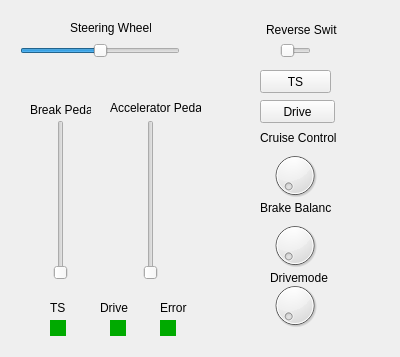
MoritLa/test, file cockpitscreen.ui: the form before one commit.
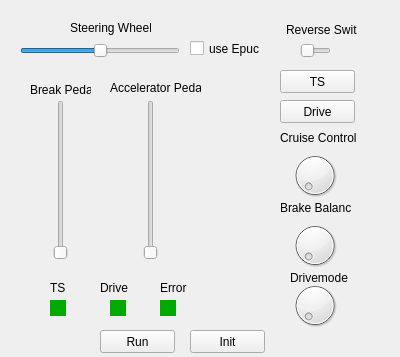
The form after the commit.

Commit message: Version 1.9: Simulation, communication to and from Epuck implemented

What changed in the file:
```diff
--- a/cockpitscreen.ui
+++ b/cockpitscreen.ui
@@ -46,7 +46,7 @@
    <property name="geometry">
     <rect>
      <x>50</x>
-     <y>120</y>
+     <y>100</y>
      <width>22</width>
      <height>160</height>
     </rect>
@@ -59,7 +59,7 @@
    <property name="geometry">
     <rect>
      <x>140</x>
-     <y>120</y>
+     <y>100</y>
      <width>22</width>
      <height>160</height>
     </rect>
@@ -72,7 +72,7 @@
    <property name="geometry">
     <rect>
      <x>30</x>
-     <y>100</y>
+     <y>80</y>
      <width>61</width>
      <height>20</height>
     </rect>
@@ -85,7 +85,7 @@
    <property name="geometry">
     <rect>
      <x>110</x>
-     <y>100</y>
+     <y>80</y>
      <width>91</width>
      <height>16</height>
     </rect>
@@ -97,7 +97,7 @@
   <widget class="QSlider" name="ReverseSwitch">
    <property name="geometry">
     <rect>
-     <x>280</x>
+     <x>300</x>
      <y>40</y>
      <width>31</width>
      <height>22</height>
@@ -113,7 +113,7 @@
   <widget class="QLabel" name="Reverse">
    <property name="geometry">
     <rect>
-     <x>266</x>
+     <x>286</x>
      <y>20</y>
      <width>71</width>
      <height>20</height>
@@ -126,7 +126,7 @@
   <widget class="QLabel" name="BrakeBalance">
    <property name="geometry">
     <rect>
-     <x>260</x>
+     <x>280</x>
      <y>200</y>
      <width>71</width>
      <height>16</height>
@@ -139,9 +139,9 @@
   <widget class="QPushButton" name="TSActive">
    <property name="geometry">
     <rect>
-     <x>260</x>
+     <x>280</x>
      <y>70</y>
-     <width>71</width>
+     <width>75</width>
      <height>23</height>
     </rect>
    </property>
@@ -152,7 +152,7 @@
   <widget class="QPushButton" name="DriveActive">
    <property name="geometry">
     <rect>
-     <x>260</x>
+     <x>280</x>
      <y>100</y>
      <width>75</width>
      <height>23</height>
@@ -165,7 +165,7 @@
   <widget class="QDial" name="CruiseDial">
    <property name="geometry">
     <rect>
-     <x>270</x>
+     <x>290</x>
      <y>150</y>
      <width>50</width>
      <height>51</height>
@@ -175,7 +175,7 @@
   <widget class="QLabel" name="CruiseControl">
    <property name="geometry">
     <rect>
-     <x>260</x>
+     <x>280</x>
      <y>130</y>
      <width>81</width>
      <height>16</height>
@@ -188,7 +188,7 @@
   <widget class="QDial" name="BalanceDial">
    <property name="geometry">
     <rect>
-     <x>270</x>
+     <x>290</x>
      <y>220</y>
      <width>50</width>
      <height>51</height>
@@ -198,7 +198,7 @@
   <widget class="QDial" name="ModeDial">
    <property name="geometry">
     <rect>
-     <x>270</x>
+     <x>290</x>
      <y>280</y>
      <width>50</width>
      <height>51</height>
@@ -211,7 +211,7 @@
   <widget class="QLabel" name="Drivemode">
    <property name="geometry">
     <rect>
-     <x>270</x>
+     <x>290</x>
      <y>270</y>
      <width>61</width>
      <height>16</height>
@@ -225,7 +225,7 @@
    <property name="geometry">
     <rect>
      <x>50</x>
-     <y>320</y>
+     <y>300</y>
      <width>16</width>
      <height>16</height>
     </rect>
@@ -659,7 +659,7 @@
    <property name="geometry">
     <rect>
      <x>110</x>
-     <y>320</y>
+     <y>300</y>
      <width>16</width>
      <height>16</height>
     </rect>
@@ -1093,7 +1093,7 @@
    <property name="geometry">
     <rect>
      <x>160</x>
-     <y>320</y>
+     <y>300</y>
      <width>16</width>
      <height>16</height>
     </rect>
@@ -1527,7 +1527,7 @@
    <property name="geometry">
     <rect>
      <x>50</x>
-     <y>300</y>
+     <y>280</y>
      <width>21</width>
      <height>16</height>
     </rect>
@@ -1540,7 +1540,7 @@
    <property name="geometry">
     <rect>
      <x>100</x>
-     <y>300</y>
+     <y>280</y>
      <width>31</width>
      <height>16</height>
     </rect>
@@ -1553,7 +1553,7 @@
    <property name="geometry">
     <rect>
      <x>160</x>
-     <y>300</y>
+     <y>280</y>
      <width>31</width>
      <height>16</height>
     </rect>
@@ -1562,6 +1562,45 @@
     <string>Error</string>
    </property>
   </widget>
+  <widget class="QCheckBox" name="EpuckSteering">
+   <property name="geometry">
+    <rect>
+     <x>190</x>
+     <y>40</y>
+     <width>70</width>
+     <height>17</height>
+    </rect>
+   </property>
+   <property name="text">
+    <string>use Epuck</string>
+   </property>
+  </widget>
+  <widget class="QPushButton" name="Run">
+   <property name="geometry">
+    <rect>
+     <x>100</x>
+     <y>330</y>
+     <width>75</width>
+     <height>23</height>
+    </rect>
+   </property>
+   <property name="text">
+    <string>Run</string>
+   </property>
+  </widget>
+  <widget class="QPushButton" name="Init">
+   <property name="geometry">
+    <rect>
+     <x>190</x>
+     <y>330</y>
+     <width>75</width>
+     <height>23</height>
+    </rect>
+   </property>
+   <property name="text">
+    <string>Init</string>
+   </property>
+  </widget>
  </widget>
  <resources/>
  <connections>
```
Left out of the diff: 151 changed lines with no effect on the pictures. The commit also changes 17 other files.
